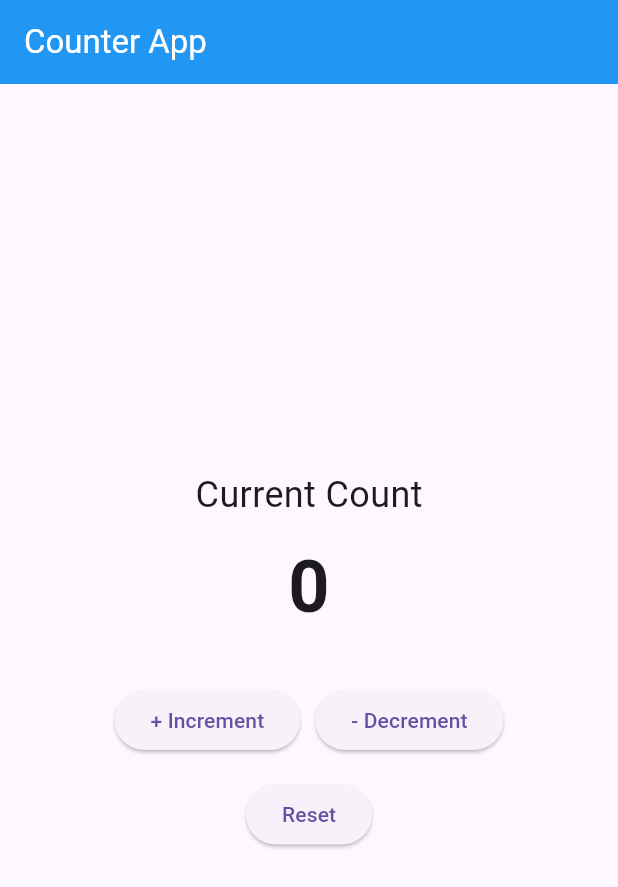
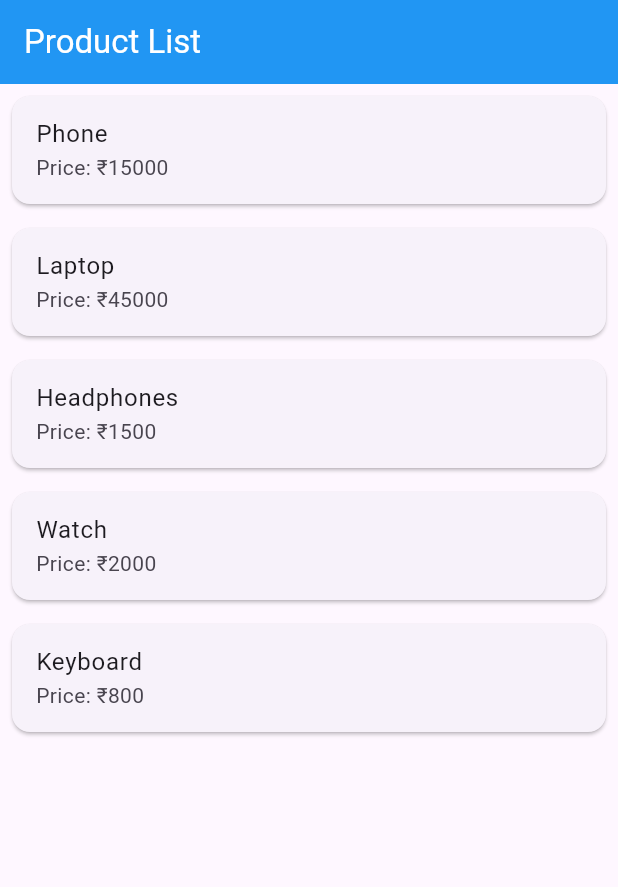
Before and after one commit to Amruthapattayil/lgx_app, a Flutter app: the screen it shows after launch, on a phone screen of 412 x 824 dp. Shown: the top 887 px of the screen. Run offline on Flutter 3.47's test engine with Material 3 defaults, Android fonts, the phone set to English and light mode, and no system bars.

Commit message:
Add product list and detail screen

```diff
--- /dev/null
+++ b/lib/product_page.dart
@@ -0,0 +1,67 @@
+import 'package:flutter/material.dart';
+import 'product_detail_page.dart';
+
+class ProductPage extends StatelessWidget {
+  const ProductPage({super.key});
+
+  final List<Map<String, dynamic>> products = const [
+    {
+      'name': 'Phone',
+      'price': 15000,
+      'description': 'A smartphone for everyday use.',
+    },
+    {
+      'name': 'Laptop',
+      'price': 45000,
+      'description': 'A laptop for work and study.',
+    },
+    {
+      'name': 'Headphones',
+      'price': 1500,
+      'description': 'Headphones for listening to audio.',
+    },
+    {
+      'name': 'Watch',
+      'price': 2000,
+      'description': 'A stylish wristwatch.',
+    },
+    {
+      'name': 'Keyboard',
+      'price': 800,
+      'description': 'A keyboard for typing.',
+    },
+  ];
+
+  @override
+  Widget build(BuildContext context) {
+    return Scaffold(
+      appBar: AppBar(
+        title: const Text('Product List'),
+        backgroundColor: Colors.blue,
+        foregroundColor: Colors.white,
+      ),
+      body: ListView.builder(
+        itemCount: products.length,
+        itemBuilder: (context, index) {
+          final product = products[index];
+
+          return Card(
+            margin: const EdgeInsets.all(8),
+            child: ListTile(
+              title: Text(product['name']),
+              subtitle: Text('Price: ₹${product['price']}'),
+              onTap: () {
+                Navigator.push(
+                  context,
+                  MaterialPageRoute(
+                    builder: (context) => ProductDetailPage(product: product),
+                  ),
+                );
+              },
+            ),
+          );
+        },
+      ),
+    );
+  }
+}
```
Also changed, not shown: lib/main.dart (+5 -8 lines), lib/product_detail_page.dart (added, +40 -0 lines).
